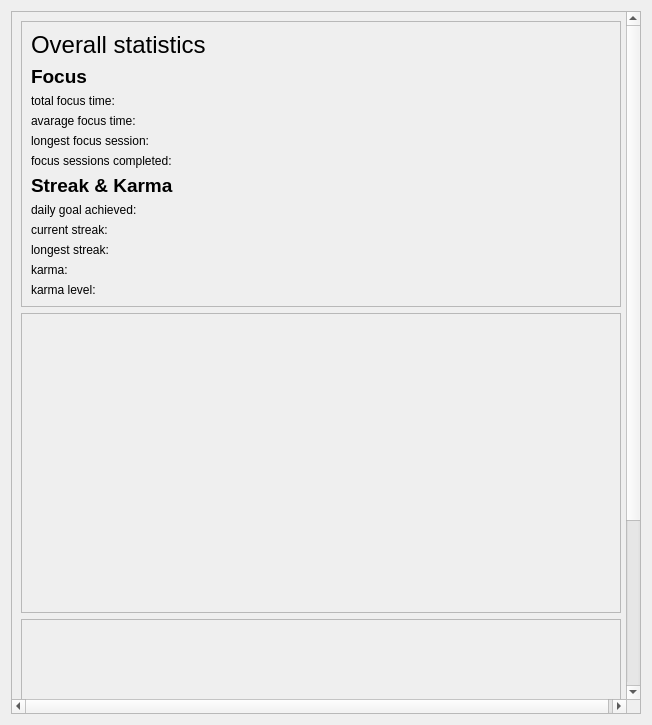
This is ui/statistics.ui in dop14/monkmode as Qt 5 draws it before an edit. The edited form follows.
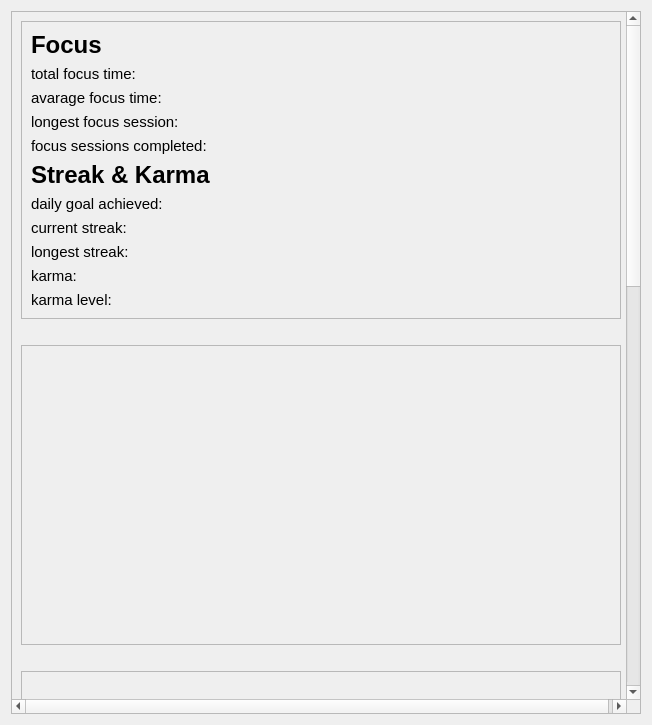
This is the edited form.

Commit message: UI updates, statistics update, small focus window updates

The edit to the form file:
```diff
--- a/ui/statistics.ui
+++ b/ui/statistics.ui
@@ -35,9 +35,9 @@
       <property name="geometry">
        <rect>
         <x>0</x>
-        <y>0</y>
+        <y>-1059</y>
         <width>620</width>
-        <height>930</height>
+        <height>1790</height>
        </rect>
       </property>
       <layout class="QVBoxLayout" name="verticalLayout_2">
@@ -46,7 +46,7 @@
          <property name="maximumSize">
           <size>
            <width>600</width>
-           <height>300</height>
+           <height>330</height>
           </size>
          </property>
          <property name="frameShape">
@@ -56,23 +56,11 @@
           <enum>QFrame::Shadow::Raised</enum>
          </property>
          <layout class="QVBoxLayout" name="verticalLayout">
-          <item>
-           <widget class="QLabel" name="label">
-            <property name="font">
-             <font>
-              <pointsize>18</pointsize>
-             </font>
-            </property>
-            <property name="text">
-             <string>Overall statistics</string>
-            </property>
-           </widget>
-          </item>
           <item>
            <widget class="QLabel" name="focus_label">
             <property name="font">
              <font>
-              <pointsize>14</pointsize>
+              <pointsize>18</pointsize>
               <bold>true</bold>
              </font>
             </property>
@@ -83,6 +71,11 @@
           </item>
           <item>
            <widget class="QLabel" name="total_focus_time">
+            <property name="font">
+             <font>
+              <pointsize>11</pointsize>
+             </font>
+            </property>
             <property name="text">
              <string>total focus time:</string>
             </property>
@@ -90,6 +83,11 @@
           </item>
           <item>
            <widget class="QLabel" name="avarage_focus_time">
+            <property name="font">
+             <font>
+              <pointsize>11</pointsize>
+             </font>
+            </property>
             <property name="text">
              <string>avarage focus time:</string>
             </property>
@@ -97,6 +95,11 @@
           </item>
           <item>
            <widget class="QLabel" name="longest_focus_session">
+            <property name="font">
+             <font>
+              <pointsize>11</pointsize>
+             </font>
+            </property>
             <property name="text">
              <string>longest focus session:</string>
             </property>
@@ -104,6 +107,11 @@
           </item>
           <item>
            <widget class="QLabel" name="focus_sessions_completed">
+            <property name="font">
+             <font>
+              <pointsize>11</pointsize>
+             </font>
+            </property>
             <property name="text">
              <string>focus sessions completed:</string>
             </property>
@@ -113,7 +121,7 @@
            <widget class="QLabel" name="streak_and_karma_label">
             <property name="font">
              <font>
-              <pointsize>14</pointsize>
+              <pointsize>18</pointsize>
               <bold>true</bold>
              </font>
             </property>
@@ -124,6 +132,11 @@
           </item>
           <item>
            <widget class="QLabel" name="daily_goal_achieved">
+            <property name="font">
+             <font>
+              <pointsize>11</pointsize>
+             </font>
+            </property>
             <property name="text">
              <string>daily goal achieved:</string>
             </property>
@@ -131,6 +144,11 @@
           </item>
           <item>
            <widget class="QLabel" name="current_streak">
+            <property name="font">
+             <font>
+              <pointsize>11</pointsize>
+             </font>
+            </property>
             <property name="text">
              <string>current streak:</string>
             </property>
@@ -138,6 +156,11 @@
           </item>
           <item>
            <widget class="QLabel" name="longest_streak">
+            <property name="font">
+             <font>
+              <pointsize>11</pointsize>
+             </font>
+            </property>
             <property name="text">
              <string>longest streak:</string>
             </property>
@@ -145,6 +168,11 @@
           </item>
           <item>
            <widget class="QLabel" name="karma">
+            <property name="font">
+             <font>
+              <pointsize>11</pointsize>
+             </font>
+            </property>
             <property name="text">
              <string>karma:</string>
             </property>
@@ -152,6 +180,11 @@
           </item>
           <item>
            <widget class="QLabel" name="karma_level">
+            <property name="font">
+             <font>
+              <pointsize>11</pointsize>
+             </font>
+            </property>
             <property name="text">
              <string>karma level:</string>
             </property>
@@ -160,6 +193,19 @@
          </layout>
         </widget>
        </item>
+       <item>
+        <spacer name="horizontalSpacer">
+         <property name="orientation">
+          <enum>Qt::Orientation::Horizontal</enum>
+         </property>
+         <property name="sizeHint" stdset="0">
+          <size>
+           <width>40</width>
+           <height>20</height>
+          </size>
+         </property>
+        </spacer>
+       </item>
        <item>
         <widget class="QFrame" name="focusFrame">
          <property name="minimumSize">
@@ -182,6 +228,19 @@
          </property>
         </widget>
        </item>
+       <item>
+        <spacer name="horizontalSpacer_2">
+         <property name="orientation">
+          <enum>Qt::Orientation::Horizontal</enum>
+         </property>
+         <property name="sizeHint" stdset="0">
+          <size>
+           <width>40</width>
+           <height>20</height>
+          </size>
+         </property>
+        </spacer>
+       </item>
        <item>
         <widget class="QFrame" name="subjectFrame">
          <property name="minimumSize">
@@ -204,6 +263,76 @@
          </property>
         </widget>
        </item>
+       <item>
+        <spacer name="horizontalSpacer_3">
+         <property name="orientation">
+          <enum>Qt::Orientation::Horizontal</enum>
+         </property>
+         <property name="sizeHint" stdset="0">
+          <size>
+           <width>40</width>
+           <height>20</height>
+          </size>
+         </property>
+        </spacer>
+       </item>
+       <item>
+        <widget class="QFrame" name="periodFrame">
+         <property name="minimumSize">
+          <size>
+           <width>600</width>
+           <height>300</height>
+          </size>
+         </property>
+         <property name="maximumSize">
+          <size>
+           <width>600</width>
+           <height>300</height>
+          </size>
+         </property>
+         <property name="frameShape">
+          <enum>QFrame::Shape::StyledPanel</enum>
+         </property>
+         <property name="frameShadow">
+          <enum>QFrame::Shadow::Raised</enum>
+         </property>
+        </widget>
+       </item>
+       <item>
+        <spacer name="horizontalSpacer_4">
+         <property name="orientation">
+          <enum>Qt::Orientation::Horizontal</enum>
+         </property>
+         <property name="sizeHint" stdset="0">
+          <size>
+           <width>40</width>
+           <height>20</height>
+          </size>
+         </property>
+        </spacer>
+       </item>
+       <item>
+        <widget class="QFrame" name="subjectBarFrame">
+         <property name="minimumSize">
+          <size>
+           <width>600</width>
+           <height>420</height>
+          </size>
+         </property>
+         <property name="maximumSize">
+          <size>
+           <width>600</width>
+           <height>420</height>
+          </size>
+         </property>
+         <property name="frameShape">
+          <enum>QFrame::Shape::StyledPanel</enum>
+         </property>
+         <property name="frameShadow">
+          <enum>QFrame::Shadow::Raised</enum>
+         </property>
+        </widget>
+       </item>
       </layout>
      </widget>
     </widget>
```
The commit also changes 15 other files.
